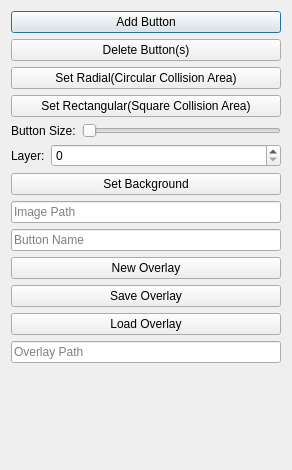
Above: RetroArchOverlayEditor/overlayfunctions.ui from meepingsnesroms/RetroArchOverlayEditor before the change. Below: the same form after it.
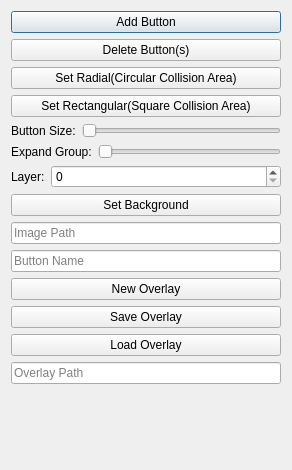
That is the form after the change.

Commit message: Group expanding and contracting now works

```diff
--- a/RetroArchOverlayEditor/overlayfunctions.ui
+++ b/RetroArchOverlayEditor/overlayfunctions.ui
@@ -66,6 +66,24 @@
      </item>
     </layout>
    </item>
+   <item>
+    <layout class="QHBoxLayout" name="expandGroupContainer">
+     <item>
+      <widget class="QLabel" name="label_3">
+       <property name="text">
+        <string>Expand Group:</string>
+       </property>
+      </widget>
+     </item>
+     <item>
+      <widget class="QSlider" name="expandGroup">
+       <property name="orientation">
+        <enum>Qt::Horizontal</enum>
+       </property>
+      </widget>
+     </item>
+    </layout>
+   </item>
    <item>
     <layout class="QHBoxLayout" name="setLayerContainer">
      <item>
```
The commit also changes 4 other files.
